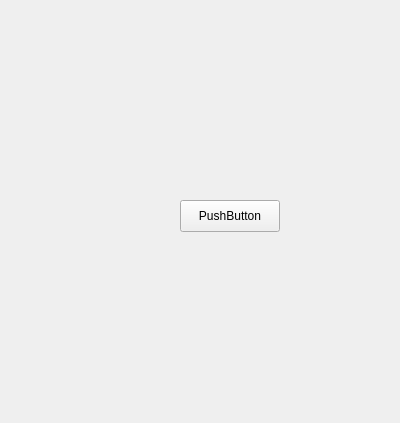
Old version of the form settingswidget.ui in the repository qernt/TradernetWidget.
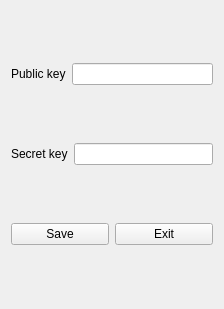
New version of the form.

Patch:
```diff
--- a/settingswidget.ui
+++ b/settingswidget.ui
@@ -6,26 +6,61 @@
    <rect>
     <x>0</x>
     <y>0</y>
-    <width>400</width>
-    <height>423</height>
+    <width>224</width>
+    <height>309</height>
    </rect>
   </property>
   <property name="windowTitle">
    <string>Form</string>
   </property>
-  <widget class="QPushButton" name="pushButton">
-   <property name="geometry">
-    <rect>
-     <x>180</x>
-     <y>200</y>
-     <width>100</width>
-     <height>32</height>
-    </rect>
-   </property>
-   <property name="text">
-    <string>PushButton</string>
-   </property>
-  </widget>
+  <layout class="QVBoxLayout" name="verticalLayout">
+   <item>
+    <layout class="QHBoxLayout" name="horizontalLayout">
+     <item>
+      <widget class="QLabel" name="label">
+       <property name="text">
+        <string>Public key</string>
+       </property>
+      </widget>
+     </item>
+     <item>
+      <widget class="QLineEdit" name="lineEdit"/>
+     </item>
+    </layout>
+   </item>
+   <item>
+    <layout class="QHBoxLayout" name="horizontalLayout_2">
+     <item>
+      <widget class="QLabel" name="label_2">
+       <property name="text">
+        <string>Secret key</string>
+       </property>
+      </widget>
+     </item>
+     <item>
+      <widget class="QLineEdit" name="lineEdit_2"/>
+     </item>
+    </layout>
+   </item>
+   <item>
+    <layout class="QHBoxLayout" name="horizontalLayout_3">
+     <item>
+      <widget class="QPushButton" name="pushButton">
+       <property name="text">
+        <string>Save</string>
+       </property>
+      </widget>
+     </item>
+     <item>
+      <widget class="QPushButton" name="pushButton_2">
+       <property name="text">
+        <string>Exit</string>
+       </property>
+      </widget>
+     </item>
+    </layout>
+   </item>
+  </layout>
  </widget>
  <resources/>
  <connections/>
```
